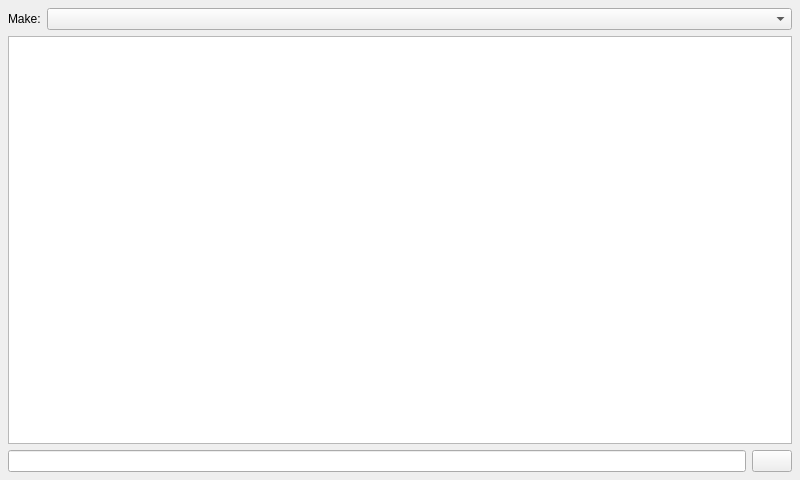
jpietrzak8/Pierogi, file pirselectkeysetform.ui: the form before one commit.
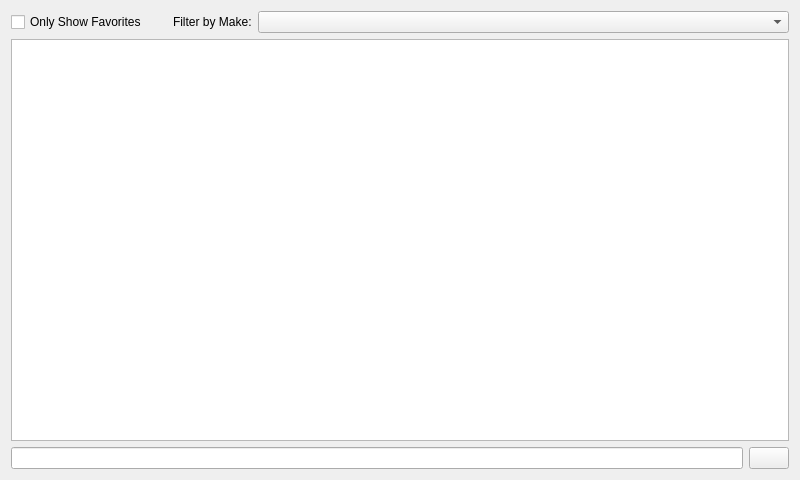
The form after the commit. Icons and pictures are not drawn.

The edit to the form file:
```diff
--- a/pirselectkeysetform.ui
+++ b/pirselectkeysetform.ui
@@ -17,9 +17,31 @@
    <string>Select Keyset</string>
   </property>
   <layout class="QVBoxLayout" name="verticalLayout">
-   <property name="margin">
-    <number>8</number>
-   </property>
+   <item>
+    <layout class="QHBoxLayout" name="horizontalLayout_3">
+     <item>
+      <widget class="QCheckBox" name="showFavoritesCheckBox">
+       <property name="text">
+        <string>Only Show Favorites</string>
+       </property>
+      </widget>
+     </item>
+     <item>
+      <spacer name="horizontalSpacer">
+       <property name="orientation">
+        <enum>Qt::Horizontal</enum>
+       </property>
+       <property name="sizeType">
+        <enum>QSizePolicy::Minimum</enum>
+       </property>
+       <property name="sizeHint" stdset="0">
+        <size>
+         <width>20</width>
+         <height>20</height>
+        </size>
+       </property>
+      </spacer>
+     </item>
    <item>
     <layout class="QHBoxLayout" name="horizontalLayout">
      <item>
@@ -31,7 +53,7 @@
         </sizepolicy>
        </property>
        <property name="text">
-        <string>Make:</string>
+          <string>Filter by Make:</string>
        </property>
       </widget>
      </item>
@@ -47,6 +69,8 @@
         <enum>Qt::NoFocus</enum>
        </property>
       </widget>
+       </item>
+      </layout>
      </item>
     </layout>
    </item>
```
Lines whose indentation alone changed are shown as unchanged.
